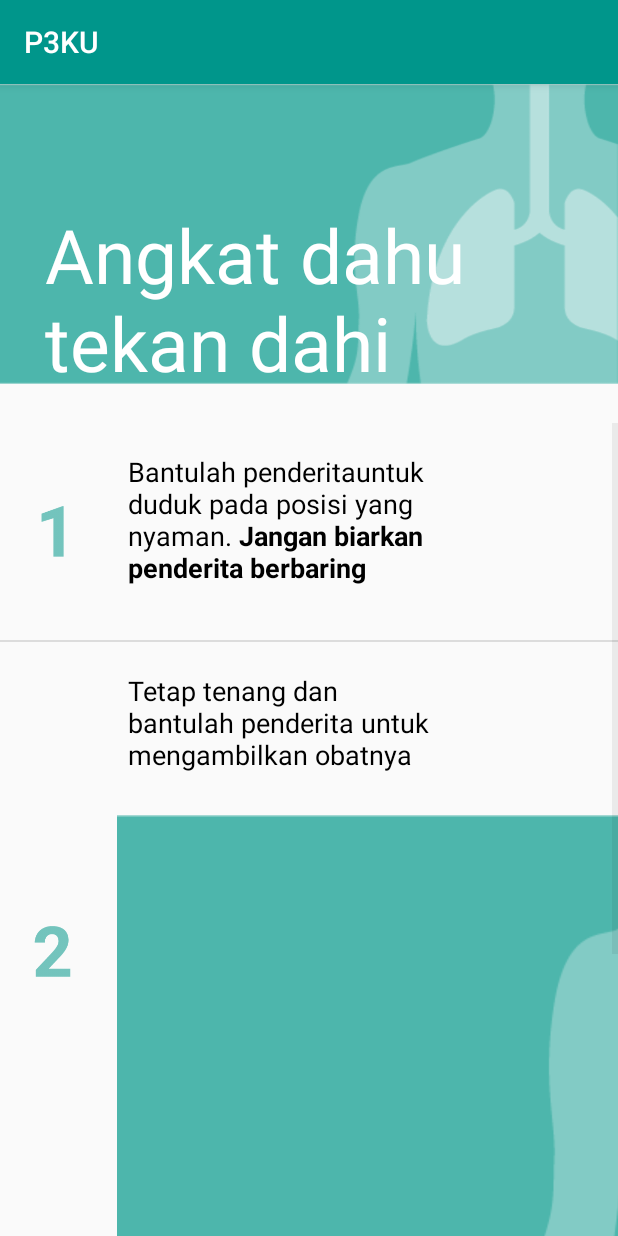
After one commit to Vallenteer/hci_uas, an Android app: the tp_dahu_page screen opened directly, with no data from a screen before it, on a phone screen of 412 x 824 dp. The commit adds this screen. Run offline under Robolectric (Android 15) with nearby library versions, the light colour scheme and no system bars.

Commit message:
tp dahu sudah bisa dipakai
tingal di masukin isi dan gambarnya

```diff
--- a/app/src/main/AndroidManifest.xml
+++ b/app/src/main/AndroidManifest.xml
@@ -22,7 +22,8 @@
         <activity android:name=".tersedak_page" />
         <activity android:name=".asma_page" />
         <activity android:name=".gigitan_sengatan_page" />
-        <activity android:name=".tombol_darurat_page"></activity>
+        <activity android:name=".tombol_darurat_page" />
+        <activity android:name=".tp_dahu_page"></activity>
     </application>
 
 </manifest>
--- /dev/null
+++ b/app/src/main/java/com/debug/navdraw/ListTPAdapter.java
@@ -0,0 +1,40 @@
+package com.debug.navdraw;
+
+import android.app.Activity;
+import android.text.Html;
+import android.view.LayoutInflater;
+import android.view.View;
+import android.view.ViewGroup;
+import android.widget.ArrayAdapter;
+import android.widget.ImageView;
+import android.widget.TextView;
+
+public class ListTPAdapter extends ArrayAdapter<String> {
+
+    private final Activity context;
+    private final String[] web;
+    private final Integer[] imageId;
+    private final Integer[] imageId2;
+    public ListTPAdapter(Activity context, String[] web, Integer[] imageId,Integer[] imageId2) {
+        super(context, R.layout.list_asma, web);
+
+        this.context = context;
+        this.web = web;
+        this.imageId = imageId;
+        this.imageId2= imageId2;
+    }
+    @Override
+    public View getView(int position, View view, ViewGroup parent) {
+        LayoutInflater inflater = context.getLayoutInflater();
+        View rowView= inflater.inflate(R.layout.list_dahu, null, true);
+        TextView txtTitle = (TextView) rowView.findViewById(R.id.tv_dahu);
+
+        ImageView imageView = (ImageView) rowView.findViewById(R.id.id_angka_dahu);
+        ImageView imageView2 = (ImageView) rowView.findViewById(R.id.id_penanganan_gambar);
+        txtTitle.setText(Html.fromHtml(web[position]) );
+
+        imageView.setImageResource(imageId[position]);
+        imageView2.setImageResource(imageId2[position]);
+        return  rowView;
+    }
+}
--- a/app/src/main/java/com/debug/navdraw/MainActivity.java
+++ b/app/src/main/java/com/debug/navdraw/MainActivity.java
@@ -162,4 +162,10 @@ public class MainActivity extends AppCompatActivity
         startActivity(intent);
 
     }
+    public void angkat_dagu_page_open(View view) {
+
+        Intent intent = new Intent(MainActivity.this, tp_dahu_page.class);
+        startActivity(intent);
+
+    }
 }
--- /dev/null
+++ b/app/src/main/java/com/debug/navdraw/tp_dahu_page.java
@@ -0,0 +1,41 @@
+package com.debug.navdraw;
+
+import android.support.v7.app.AppCompatActivity;
+import android.os.Bundle;
+import android.widget.ListView;
+
+public class tp_dahu_page extends AppCompatActivity {
+    ListView list;
+    /// benerin tulisannya dan gambarnya dikosongin yang gk pke
+    String[] web = {
+            "Bantulah penderitauntuk duduk pada posisi yang nyaman.  <b>Jangan biarkan penderita berbaring</b>",
+            "Tetap tenang dan bantulah penderita untuk mengambilkan obatnya",
+            "Apabila serangan menjadi lebih berat atau penderita tidak membaik, segera hubungi fasilitas kesehatan terdekat"
+
+    } ;
+    Integer[] imageId = {
+            R.drawable.icon_angka_satu,
+            R.drawable.icon_angka_dua,
+            R.drawable.icon_angka_tiga
+
+    };
+
+    Integer[] imageId2 = {
+            0,// 0 kalau gambar kosong
+            R.drawable.illustrasi_asma_banner,
+            0
+
+    };
+
+    @Override
+    protected void onCreate(Bundle savedInstanceState) {
+        super.onCreate(savedInstanceState);
+        setContentView(R.layout.activity_tp_dahu_page);
+
+        ListTPAdapter adapter = new ListTPAdapter(tp_dahu_page.this, web, imageId,imageId2);
+        list=(ListView)findViewById(R.id.listview_dahu);
+        list.setAdapter(adapter);
+
+    }
+
+}
--- a/app/src/main/java/com/debug/navdraw/tp_handler_activity.java
+++ b/app/src/main/java/com/debug/navdraw/tp_handler_activity.java
@@ -5,17 +5,11 @@ import android.support.v4.app.Fragment;
 import android.view.LayoutInflater;
 import android.view.View;
 import android.view.ViewGroup;
-import android.widget.Button;
-import android.widget.Toast;
-
-import java.util.ArrayList;
 
 /**
  * Created by Kelvin Kristianto on 24/05/2016.
  */
 public class tp_handler_activity extends Fragment {
-
-    ArrayList<Button> button_lain = new ArrayList<>(5); //Subject To change later (Richie) button-button lain yang lom jelas
 
     @Override
     public View onCreateView(LayoutInflater inflater, ViewGroup container,
@@ -23,16 +17,11 @@ public class tp_handler_activity extends Fragment {
         // Defines the xml file for the fragment
         View view = inflater.inflate(R.layout.tp_1_fragment, container, false);
 
-        for (Button buttons : button_lain) {
-            buttons.setOnClickListener(new View.OnClickListener() {
-                @Override
-                public void onClick(View v) {
-                    Toast.makeText(getContext(),"Unavailable",Toast.LENGTH_LONG).show();
-                }
-            });
-        }
+
 
         ((MainActivity)getActivity()).getSupportActionBar().setTitle("Teknik penanganan");
         return view;
     }
+
+
 }
--- /dev/null
+++ b/app/src/main/res/layout/activity_tp_dahu_page.xml
@@ -0,0 +1,39 @@
+<?xml version="1.0" encoding="utf-8"?>
+<RelativeLayout
+    xmlns:android="http://schemas.android.com/apk/res/android"
+    android:layout_width="wrap_content"
+    android:layout_height="wrap_content"
+    android:layout_margin="0dp"
+    android:paddingTop="0dp"
+    android:paddingBottom="0dp"
+    >
+    <ImageView
+        android:layout_width="match_parent"
+        android:layout_height="200dp"
+        android:background="@drawable/illustrasi_asma_banner" />
+    <TextView
+        android:id="@+id/testing"
+        android:layout_width="fill_parent"
+        android:layout_height="wrap_content"
+        android:text="Angkat dahu tekan dahi"
+        android:textSize="50sp"
+        android:layout_alignParentTop="true"
+        android:layout_alignParentLeft="true"
+        android:layout_alignParentStart="true"
+        android:layout_marginTop="80dp"
+        android:textColor="#ffffff"
+        android:gravity="bottom"
+        android:layout_marginLeft="30dp" />
+
+    <ListView
+        android:id="@+id/listview_dahu"
+        android:layout_width="wrap_content"
+        android:layout_height="wrap_content"
+        android:layout_alignParentLeft="true"
+        android:layout_alignParentStart="true"
+        android:layout_marginTop="20dp"
+        android:layout_below="@id/testing">
+
+    </ListView>
+
+</RelativeLayout>
--- /dev/null
+++ b/app/src/main/res/layout/list_dahu.xml
@@ -0,0 +1,39 @@
+<?xml version="1.0" encoding="utf-8"?>
+<TableLayout xmlns:android="http://schemas.android.com/apk/res/android"
+    android:layout_width="match_parent"
+    android:layout_height="match_parent" >
+    <TableRow>
+        <ImageView
+            android:id="@+id/id_angka_dahu"
+            android:padding="8dp"
+            android:layout_marginLeft="10dp"
+            android:layout_width="50dp"
+            android:layout_height="50dp"
+            android:layout_gravity="left|center_vertical"
+            />
+        <RelativeLayout >
+
+            <TextView
+            android:id="@+id/tv_dahu"
+            android:layout_marginLeft="5dp"
+            android:paddingTop="20dp"
+            android:paddingBottom="20dp"
+            android:paddingLeft="10dp"
+            android:paddingRight="50dp"
+            android:layout_width="300dp"
+            android:layout_height="wrap_content"
+            android:textColor="#000000"
+            android:textSize="18sp"/>
+
+            <ImageView
+                android:id="@+id/id_penanganan_gambar"
+                android:padding="8dp"
+                android:layout_width="match_parent"
+                android:layout_height="match_parent"
+                android:layout_gravity="center"
+                android:layout_below="@+id/tv_dahu"
+                android:layout_centerHorizontal="true" />
+        </RelativeLayout>
+
+    </TableRow>
+</TableLayout>
--- a/app/src/main/res/layout/tp_1_fragment.xml
+++ b/app/src/main/res/layout/tp_1_fragment.xml
@@ -9,7 +9,8 @@
         android:orientation="vertical"
         android:divider="@drawable/vertical_divider"
         android:dividerPadding="5dip"
-        android:showDividers="middle">
+        android:showDividers="middle"
+        android:onClick="angkat_dagu_page_open">
         <ImageView
             android:id="@+id/icon_ldr"
             android:layout_marginTop="20dp"
--- a/app/src/main/res/layout/tp_2_fragment.xml
+++ /dev/null
@@ -1,6 +0,0 @@
-<?xml version="1.0" encoding="utf-8"?>
-<LinearLayout xmlns:android="http://schemas.android.com/apk/res/android"
-    android:orientation="vertical" android:layout_width="match_parent"
-    android:layout_height="match_parent">
-
-</LinearLayout>
--- a/app/src/main/res/layout/tp_3_fragment.xml
+++ /dev/null
@@ -1,6 +0,0 @@
-<?xml version="1.0" encoding="utf-8"?>
-<LinearLayout xmlns:android="http://schemas.android.com/apk/res/android"
-    android:orientation="vertical" android:layout_width="match_parent"
-    android:layout_height="match_parent">
-
-</LinearLayout>
--- a/app/src/main/res/layout/tp_4_fragment.xml
+++ /dev/null
@@ -1,6 +0,0 @@
-<?xml version="1.0" encoding="utf-8"?>
-<LinearLayout xmlns:android="http://schemas.android.com/apk/res/android"
-    android:orientation="vertical" android:layout_width="match_parent"
-    android:layout_height="match_parent">
-
-</LinearLayout>
```
